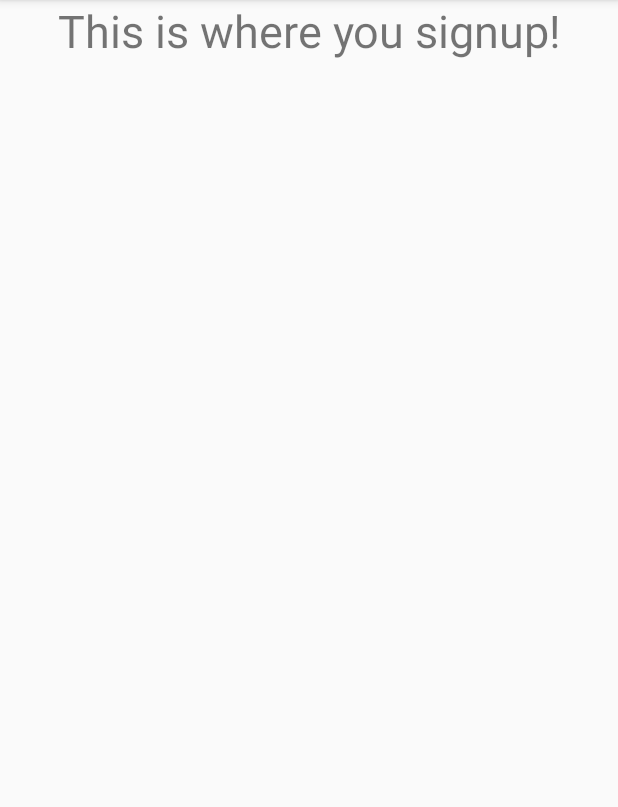
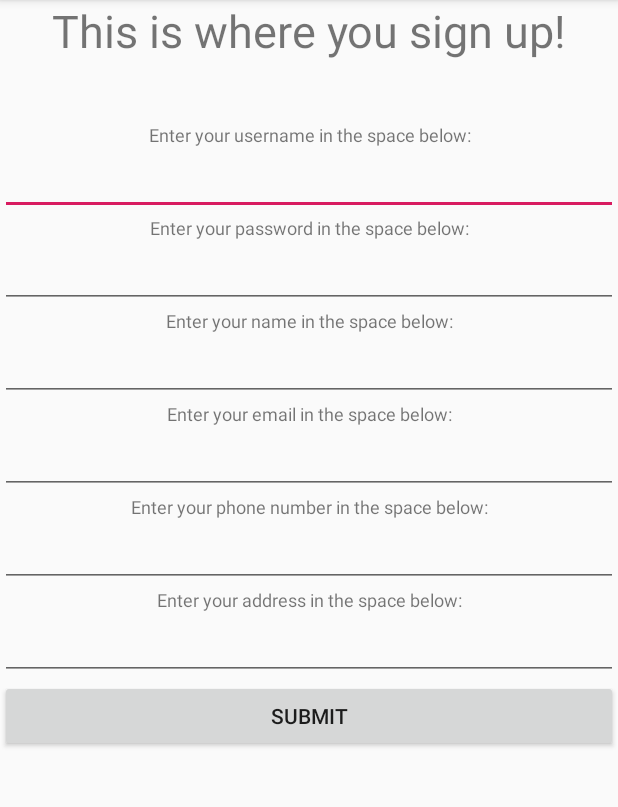
Before and after one commit to Wenxchn/AdvanceDirectives, an Android app: the Signup screen opened directly, with no data from a screen before it, on a phone screen of 412 x 824 dp, the part 84-891 px from its top. Run offline under Robolectric (Android 15) with nearby library versions, the light colour scheme and no system bars.

Commit message:
signup stuff

```diff
--- a/Android/app/src/main/java/edu/upenn/cis350/advanceddirectives/Signup.java
+++ b/Android/app/src/main/java/edu/upenn/cis350/advanceddirectives/Signup.java
@@ -1,9 +1,15 @@
 package edu.upenn.cis350.advanceddirectives;
 
+import android.content.Intent;
 import android.os.Bundle;
 import android.view.View;
+import android.widget.EditText;
+import android.widget.Toast;
 
 import androidx.appcompat.app.AppCompatActivity;
+
+import edu.upenn.cis350.advanceddirectives.data.Database;
+import edu.upenn.cis350.advanceddirectives.data.Person;
 
 public class Signup extends AppCompatActivity {
 
@@ -13,7 +19,25 @@ public class Signup extends AppCompatActivity {
         setContentView(R.layout.activity_signup);
     }
 
-    public void signupButtonClick(View view) {
-
+    public void signupSubmitButtonClick(View view) {
+        Database db = MainActivity.database;
+        String username = ((EditText) findViewById(R.id.username)).getText().toString();
+        String password = ((EditText) findViewById(R.id.passowrd)).getText().toString();
+        String name = ((EditText) findViewById(R.id.name)).getText().toString();
+        String email = ((EditText) findViewById(R.id.email)).getText().toString();
+        String phone = ((EditText) findViewById(R.id.phone)).getText().toString();
+        String address = ((EditText) findViewById(R.id.address)).getText().toString();
+        if (db.isAvailable(username)) {
+            Person currentUser = new Person(db.getAndIncrementCurrID(), username, password,
+                    name, email, phone, address);
+            db.addPerson(currentUser);
+            Toast.makeText(this, "Account created, you can now log in!",
+                    Toast.LENGTH_LONG).show();
+            startActivity(new Intent(this, Login.class));
+        } else {
+            String message = "We're sorry, this username is already in use, " +
+                    "please choose another username!";
+            Toast.makeText(this, message, Toast.LENGTH_LONG).show();
+        }
     }
 }
--- a/Android/app/src/main/res/layout/activity_signup.xml
+++ b/Android/app/src/main/res/layout/activity_signup.xml
@@ -17,7 +17,87 @@
             android:layout_height="wrap_content"
             android:gravity="center"
             android:textSize="30dp"
-            android:text="This is where you signup!" />
+            android:text="This is where you sign up!" />
+        <TextView
+            android:layout_width="match_parent"
+            android:layout_height="wrap_content"
+            android:gravity="center"
+            android:textSize="30dp"
+            android:text="  " />
+        <TextView
+            android:layout_width="match_parent"
+            android:layout_height="wrap_content"
+            android:gravity="center"
+            android:textSize="12dp"
+            android:text="Enter your username in the space below:" />
+        <EditText
+            android:id="@+id/username"
+            android:layout_height="wrap_content"
+            android:layout_width="match_parent"
+            android:inputType="text"/>
+        <TextView
+            android:layout_width="match_parent"
+            android:layout_height="wrap_content"
+            android:gravity="center"
+            android:textSize="12dp"
+            android:text="Enter your password in the space below:" />
+        <EditText
+            android:id="@+id/passowrd"
+            android:layout_height="wrap_content"
+            android:layout_width="match_parent"
+            android:inputType="text"/>
+        <TextView
+            android:layout_width="match_parent"
+            android:layout_height="wrap_content"
+            android:gravity="center"
+            android:textSize="12dp"
+            android:text="Enter your name in the space below:" />
+        <EditText
+            android:id="@+id/name"
+            android:layout_height="wrap_content"
+            android:layout_width="match_parent"
+            android:inputType="text"/>
+        <TextView
+            android:layout_width="match_parent"
+            android:layout_height="wrap_content"
+            android:gravity="center"
+            android:textSize="12dp"
+            android:text="Enter your email in the space below:" />
+        <EditText
+            android:id="@+id/email"
+            android:layout_height="wrap_content"
+            android:layout_width="match_parent"
+            android:inputType="text"/>
+        <TextView
+            android:layout_width="match_parent"
+            android:layout_height="wrap_content"
+            android:gravity="center"
+            android:textSize="12dp"
+            android:text="Enter your phone number in the space below:" />
+        <EditText
+            android:id="@+id/phone"
+            android:layout_height="wrap_content"
+            android:layout_width="match_parent"
+            android:inputType="text"/>
+        <TextView
+            android:layout_width="match_parent"
+            android:layout_height="wrap_content"
+            android:gravity="center"
+            android:textSize="12dp"
+            android:text="Enter your address in the space below:" />
+        <EditText
+            android:id="@+id/address"
+            android:layout_height="wrap_content"
+            android:layout_width="match_parent"
+            android:inputType="text"/>
+
+        <Button
+            android:id="@+id/signup"
+            android:layout_width="match_parent"
+            android:layout_height="wrap_content"
+            android:onClick="signupSubmitButtonClick"
+            android:text="Submit" />
+
 
     </LinearLayout>
 
```
